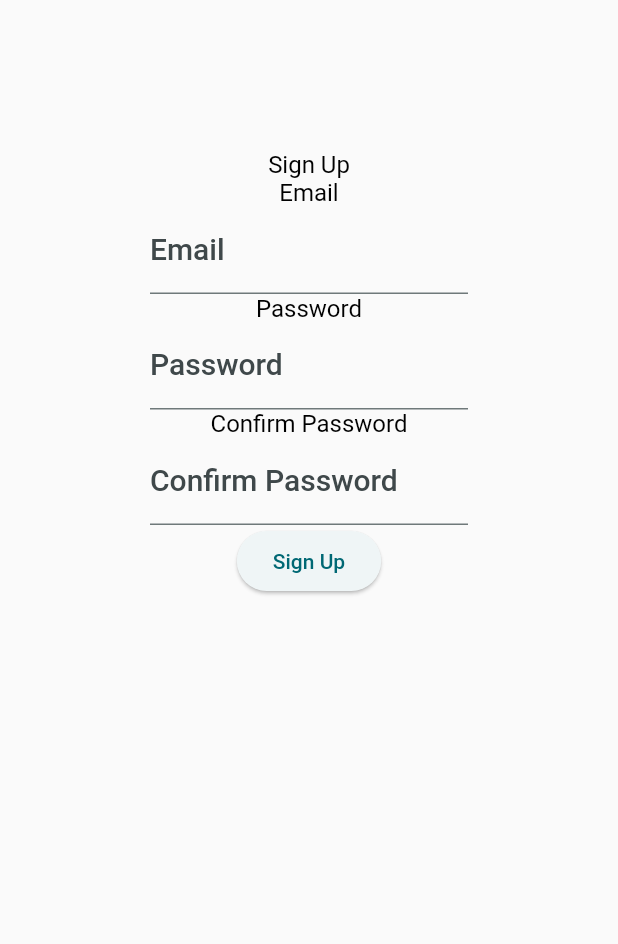
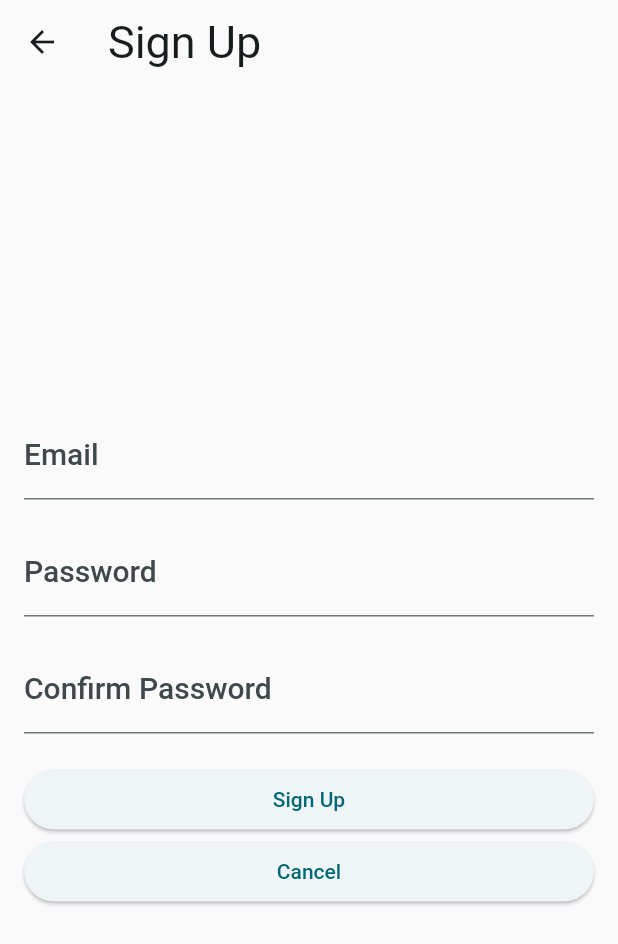
Before and after one commit to IDATA2503-Mobile-Applikasjoner/aksje_app, a Flutter app: the SignUp screen opened directly, after a tap on "Sign Up", on a phone screen of 412 x 824 dp. Shown: the top 944 px of the screen. Run offline on Flutter 3.47's test engine with Material 2 defaults, Android fonts, the light colour scheme and no system bars; our stand-ins replace fl_chart, flutter_secure_storage, google_fonts; accounts and stored records are empty; network calls fail.

Commit message:
Refactor sign-up.dart code
Also added error message.

```diff
--- a/lib/widgets/screens/log-in.dart
+++ b/lib/widgets/screens/log-in.dart
@@ -110,11 +110,6 @@ void removeToken() async {
 
   @override
   Widget build(BuildContext context) {
- //   if(isLoggedIn) {
- //     return const Scaffold(
-//        body: Text("Test"),
-//      );
-///    }
     return Scaffold(
       appBar: AppBar(
         title: const Text('Login Page'),
--- a/lib/widgets/screens/sign-up.dart
+++ b/lib/widgets/screens/sign-up.dart
@@ -2,9 +2,15 @@ import 'package:flutter/material.dart';
 import 'package:http/http.dart' as http;
 import 'dart:convert';
 
-class SignUp extends StatelessWidget {
+class SignUp extends StatefulWidget {
   SignUp({Key? key}) : super(key: key);
 
+  @override
+  _SingUpSate createState() => _SingUpSate();
+
+}
+
+  class _SingUpSate extends State<SignUp> {
       final TextEditingController emailController = TextEditingController();
   final TextEditingController passwordController = TextEditingController();
   final TextEditingController confirmPasswordController = TextEditingController();
@@ -29,51 +35,59 @@ class SignUp extends StatelessWidget {
           print('User created successfully');
         }
         else if (response.statusCode == 400) {
-          var errorMessage = json.decode(response.body);
-          print('Error message: $errorMessage');
+          var errorMessage = response.body;
           ScaffoldMessenger.of(context).showSnackBar(
-          SnackBar(content: Text(errorMessage)),
+            SnackBar(
+              content: Text(errorMessage),
+            ),
           );
         }
     } catch (e) {
-      print('Failed to create user. Error: $e');
+      //print('Failed to create user. Error: $e');
     }
+  }
+    void cancel() {
+    Navigator.pop(
+      context
+    );
   }
 
 
   @override
   Widget build(BuildContext context) {
     return Scaffold(
-      body: Column(
-        children: [
-          Padding(
-            padding: const EdgeInsets.all(100),
+      appBar: AppBar(
+        title: const Text('Sign Up'),
+      ),
+      body: Padding(
+        padding: const EdgeInsets.all(16.0),
         child: Column(
-              children: [
-                const Text('Sign Up'),
-                const Text('Email'),
-                TextField(
+          mainAxisAlignment: MainAxisAlignment.center,
+          crossAxisAlignment: CrossAxisAlignment.stretch,
+          children: <Widget>[
+            TextFormField(
               controller: emailController,
               decoration: const InputDecoration(
-                    labelText: 'Email',
+                labelText: "Email"
               ),
             ),
-                const Text('Password'),
-                TextField(
+            const SizedBox(height: 20),
+            TextFormField(
               controller: passwordController,
               obscureText: true,
               decoration: const InputDecoration(
-                    labelText: 'Password',
+                labelText: "Password"
               ),
             ),
-                const Text('Confirm Password'),
-                TextField(
+            const SizedBox(height: 20),
+            TextFormField(
               controller: confirmPasswordController,
               obscureText: true,
               decoration: const InputDecoration(
-                    labelText: 'Confirm Password',
+                labelText: "Confirm Password"
               ),
             ),
+            const SizedBox(height: 20),
             ElevatedButton(
               onPressed: () {
                 String email = emailController.text;
@@ -83,15 +97,23 @@ class SignUp extends StatelessWidget {
                   createUser(context, email, password);
                   }
                 else {
-                      print("Not same password");
+                  ScaffoldMessenger.of(context).showSnackBar(
+                    const SnackBar(
+                      content: Text("The passwords didn't match"),
+                    ),
+                  );
                 }
               },
               child: const Text('Sign Up'),
             ),
+            ElevatedButton(
+              onPressed: () {
+                cancel();
+              },
+              child: const Text("Cancel"),
+            )
           ],
         ),
-          ),
-        ],
       ),
     );
   }
```
Lines whose indentation alone changed are shown as unchanged.
